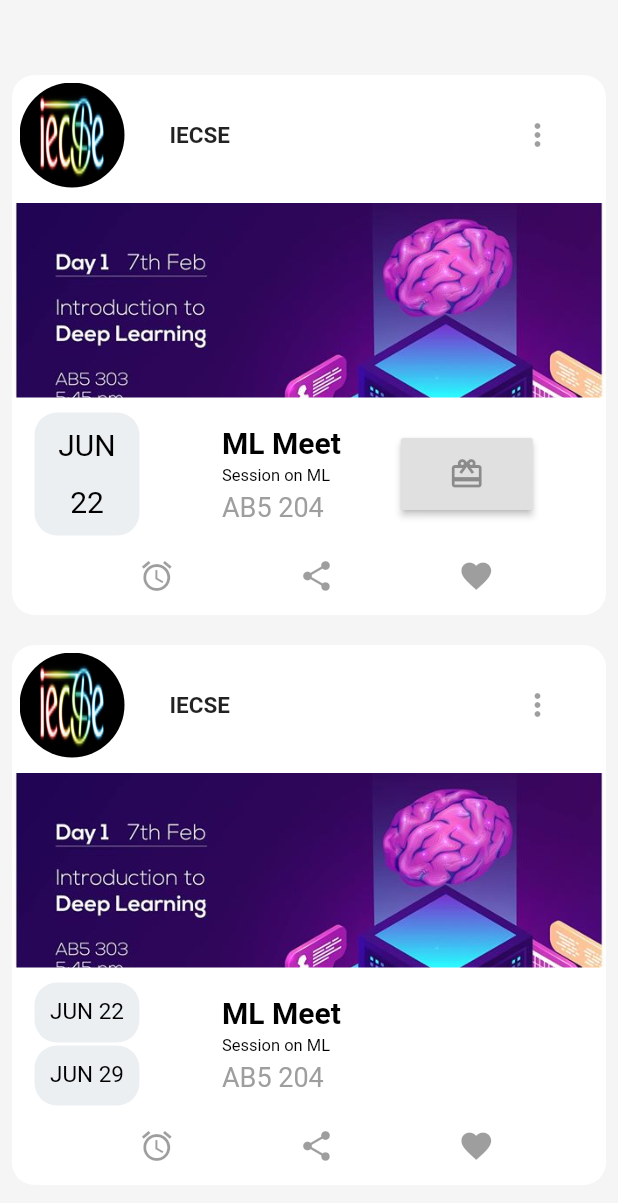
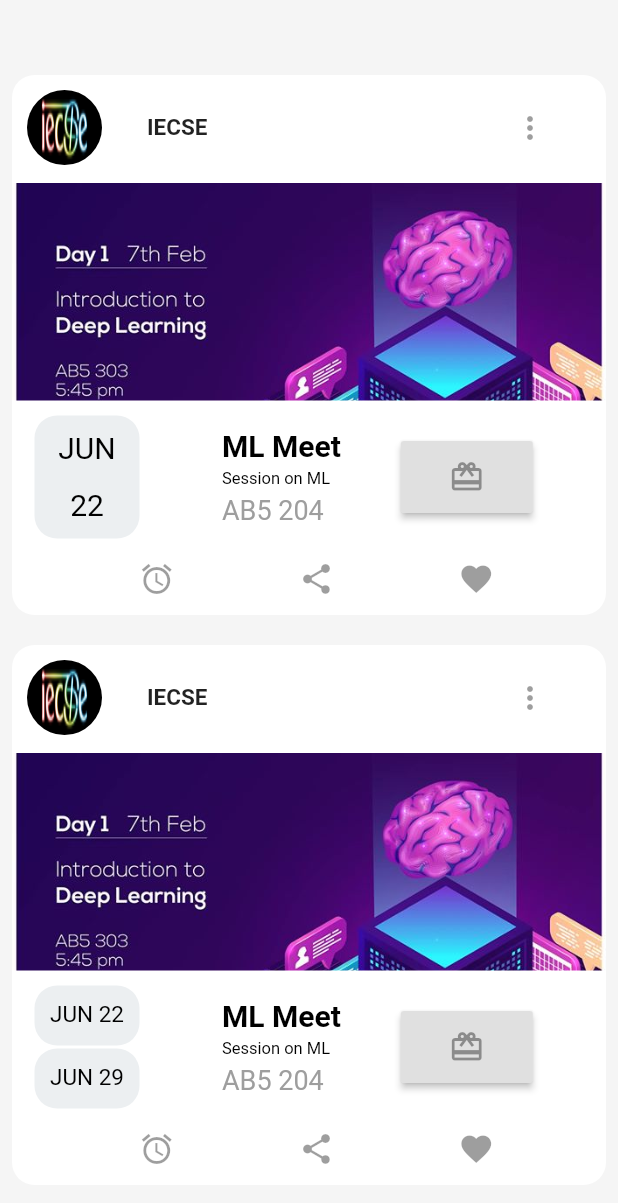
Before and after one commit to NiharikaNeha/Event_Template, a Flutter app: the screen it shows after launch, on a phone screen of 412 x 824 dp. Shown: the top 1203 px of the screen. Run offline on Flutter 3.47's test engine with Material 2 defaults, Android fonts, the phone set to English and light mode, and no system bars.

Commit message:
Increase Event Image and Reduce Club Image

```diff
--- a/lib/main.dart
+++ b/lib/main.dart
@@ -36,14 +36,14 @@ class _MyAppState extends State<MyApp> {
               child: Column(
                 children: <Widget>[
                   Padding(
-                    padding: EdgeInsets.all(5.0),
+                    padding: EdgeInsets.all(10.0),
                     child: Row(
                       children: <Widget>[
                         Row(
                           children: <Widget>[
                             Container(
-                              height: 70.0,
-                              width: 70.0,
+                              height: 50.0,
+                              width: 50.0,
                               decoration: BoxDecoration(
                                   borderRadius: BorderRadius.circular(35.0),
                                   image: DecorationImage(
@@ -61,7 +61,7 @@ class _MyAppState extends State<MyApp> {
                                 fontWeight: FontWeight.bold,
                               ),
                             ),
-                            SizedBox(width: 185.0,),
+                            SizedBox(width: 195.0,),
                             Container(
                               height: 40.0,
                               width: 40.0,
@@ -78,10 +78,10 @@ class _MyAppState extends State<MyApp> {
                       ],
                     ),
                   ),
-                  SizedBox(height: 5.0,),
+                  SizedBox(height: 2.0,),
                   ClipRRect(
                     child: Container(
-                      height: 130.0,
+                      height: 145.0,
                       width: MediaQuery
                           .of(context)
                           .size
@@ -173,8 +173,6 @@ class _MyAppState extends State<MyApp> {
                           ),
                           onPressed: () => _onButtonPressed(),
                         )
-                        //bottom modal
-
                       ],
                     ),
                   ),
@@ -240,14 +238,14 @@ class _MyAppState extends State<MyApp> {
               child: Column(
                 children: <Widget>[
                   Padding(
-                    padding: EdgeInsets.all(5.0),
+                    padding: EdgeInsets.all(10.0),
                     child: Row(
                       children: <Widget>[
                         Row(
                           children: <Widget>[
                             Container(
-                              height: 70.0,
-                              width: 70.0,
+                              height: 50.0,
+                              width: 50.0,
                               decoration: BoxDecoration(
                                   borderRadius: BorderRadius.circular(35.0),
                                   image: DecorationImage(
@@ -265,7 +263,7 @@ class _MyAppState extends State<MyApp> {
                                 fontWeight: FontWeight.bold,
                               ),
                             ),
-                            SizedBox(width: 185.0,),
+                            SizedBox(width: 195.0,),
                             Container(
                               height: 40.0,
                               width: 40.0,
@@ -282,10 +280,10 @@ class _MyAppState extends State<MyApp> {
                       ],
                     ),
                   ),
-                  SizedBox(height: 5.0,),
+                  SizedBox(height: 2.0,),
                   ClipRRect(
                     child: Container(
-                      height: 130.0,
+                      height: 145.0,
                       width: MediaQuery
                           .of(context)
                           .size
@@ -380,6 +378,14 @@ class _MyAppState extends State<MyApp> {
                             ],
                           ),
                         ),
+                        SizedBox(width: 20.0,),
+                        RaisedButton(
+                          child: IconButton(
+                            icon: Icon(Icons.card_giftcard),
+                            color: Colors.white,
+                          ),
+                          onPressed: () => _onButtonPressed(),
+                        )
                       ],
                     ),
                   ),
```
